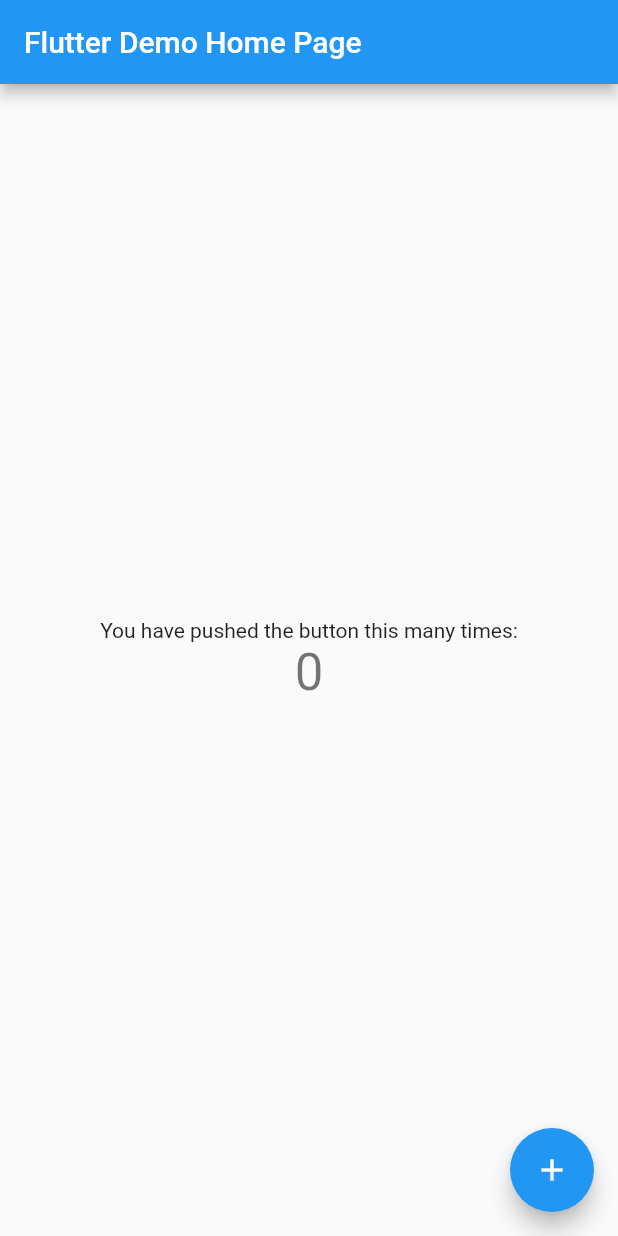
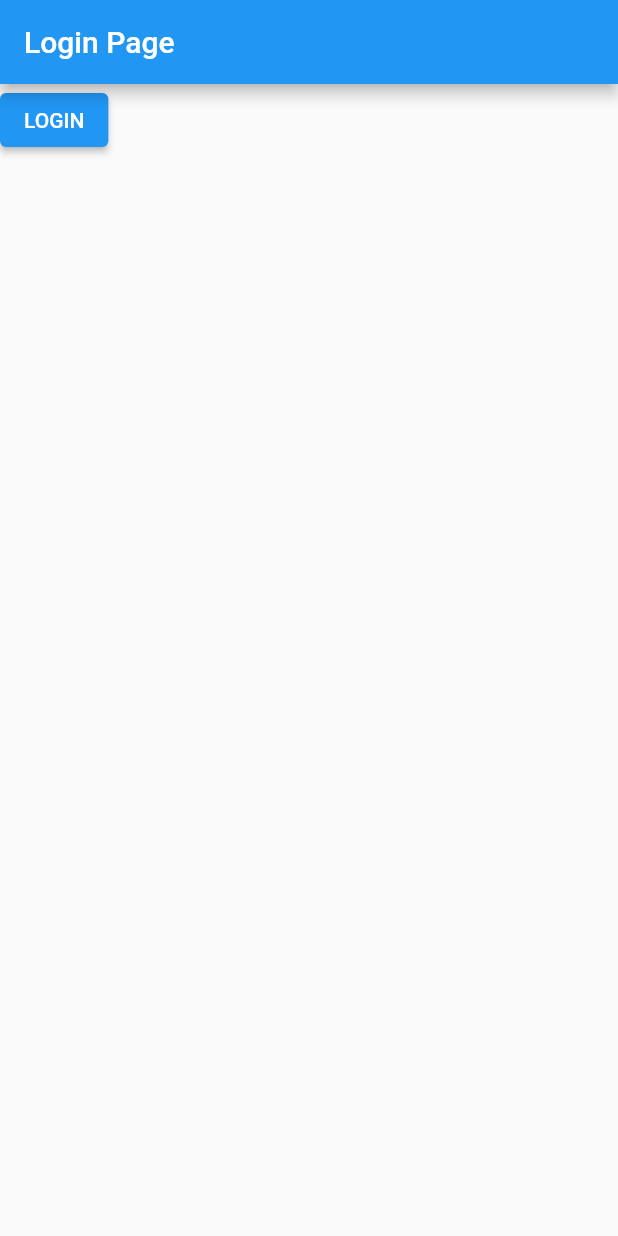
Before and after one commit to Bxnzz/miniworldapp, a Flutter app: the screen it shows after launch, on a phone screen of 412 x 824 dp. Run offline on Flutter 3.47's test engine with Material 2 defaults, Android fonts, the phone set to English and light mode, and no system bars; our stand-ins replace dio, retrofit; generated files the repository leaves out were written again.

Commit message:
loginUpdate

```diff
--- a/lib/main.dart
+++ b/lib/main.dart
@@ -1,7 +1,15 @@
 import 'package:flutter/material.dart';
+import 'package:miniworldapp/page/loginpage.dart';
+import 'package:miniworldapp/service/provider/appdata.dart';
+import 'package:provider/provider.dart';
 
 void main() {
-  runApp(const MyApp());
+  runApp(MultiProvider(
+    providers: [
+      ChangeNotifierProvider(create: (context) => AppData(),
+      )
+    ],
+    child: const MyApp()));
 }
 
 class MyApp extends StatelessWidget {
@@ -13,103 +21,10 @@ class MyApp extends StatelessWidget {
     return MaterialApp(
       title: 'Flutter Demo',
       theme: ThemeData(
-        // This is the theme of your application.
-        //
-        // Try running your application with "flutter run". You'll see the
-        // application has a blue toolbar. Then, without quitting the app, try
-        // changing the primarySwatch below to Colors.green and then invoke
-        // "hot reload" (press "r" in the console where you ran "flutter run",
-        // or simply save your changes to "hot reload" in a Flutter IDE).
-        // Notice that the counter didn't reset back to zero; the application
-        // is not restarted.
+
         primarySwatch: Colors.blue,
       ),
-      home: const MyHomePage(title: 'Flutter Demo Home Page'),
+      home: const LoginPage(),
     );
   }
 }
-
-class MyHomePage extends StatefulWidget {
-  const MyHomePage({super.key, required this.title});
-
-  // This widget is the home page of your application. It is stateful, meaning
-  // that it has a State object (defined below) that contains fields that affect
-  // how it looks.
-
-  // This class is the configuration for the state. It holds the values (in this
-  // case the title) provided by the parent (in this case the App widget) and
-  // used by the build method of the State. Fields in a Widget subclass are
-  // always marked "final".
-
-  final String title;
-
-  @override
-  State<MyHomePage> createState() => _MyHomePageState();
-}
-
-class _MyHomePageState extends State<MyHomePage> {
-  int _counter = 0;
-
-  void _incrementCounter() {
-    setState(() {
-      // This call to setState tells the Flutter framework that something has
-      // changed in this State, which causes it to rerun the build method below
-      // so that the display can reflect the updated values. If we changed
-      // _counter without calling setState(), then the build method would not be
-      // called again, and so nothing would appear to happen.
-      _counter++;
-    });
-  }
-
-  @override
-  Widget build(BuildContext context) {
-    // This method is rerun every time setState is called, for instance as done
-    // by the _incrementCounter method above.
-    //
-    // The Flutter framework has been optimized to make rerunning build methods
-    // fast, so that you can just rebuild anything that needs updating rather
-    // than having to individually change instances of widgets.
-    return Scaffold(
-      appBar: AppBar(
-        // Here we take the value from the MyHomePage object that was created by
-        // the App.build method, and use it to set our appbar title.
-        title: Text(widget.title),
-      ),
-      body: Center(
-        // Center is a layout widget. It takes a single child and positions it
-        // in the middle of the parent.
-        child: Column(
-          // Column is also a layout widget. It takes a list of children and
-          // arranges them vertically. By default, it sizes itself to fit its
-          // children horizontally, and tries to be as tall as its parent.
-          //
-          // Invoke "debug painting" (press "p" in the console, choose the
-          // "Toggle Debug Paint" action from the Flutter Inspector in Android
-          // Studio, or the "Toggle Debug Paint" command in Visual Studio Code)
-          // to see the wireframe for each widget.
-          //
-          // Column has various properties to control how it sizes itself and
-          // how it positions its children. Here we use mainAxisAlignment to
-          // center the children vertically; the main axis here is the vertical
-          // axis because Columns are vertical (the cross axis would be
-          // horizontal).
-          mainAxisAlignment: MainAxisAlignment.center,
-          children: <Widget>[
-            const Text(
-              'You have pushed the button this many times:',
-            ),
-            Text(
-              '$_counter',
-              style: Theme.of(context).textTheme.headline4,
-            ),
-          ],
-        ),
-      ),
-      floatingActionButton: FloatingActionButton(
-        onPressed: _incrementCounter,
-        tooltip: 'Increment',
-        child: const Icon(Icons.add),
-      ), // This trailing comma makes auto-formatting nicer for build methods.
-    );
-  }
-}
--- /dev/null
+++ b/lib/model/DTO/loginDTO.dart
@@ -0,0 +1,30 @@
+// To parse this JSON data, do
+//
+//     final loginDto = loginDtoFromJson(jsonString);
+
+import 'package:meta/meta.dart';
+import 'dart:convert';
+
+List<LoginDto> loginDtoFromJson(String str) => List<LoginDto>.from(json.decode(str).map((x) => LoginDto.fromJson(x)));
+
+String loginDtoToJson(List<LoginDto> data) => json.encode(List<dynamic>.from(data.map((x) => x.toJson())));
+
+class LoginDto {
+    LoginDto({
+        required this.email,
+        required this.password,
+    });
+
+    String email;
+    String password;
+
+    factory LoginDto.fromJson(Map<String, dynamic> json) => LoginDto(
+        email: json["email"],
+        password: json["password"],
+    );
+
+    Map<String, dynamic> toJson() => {
+        "email": email,
+        "password": password,
+    };
+}
--- /dev/null
+++ b/lib/model/login.dart
@@ -0,0 +1,54 @@
+// To parse this JSON data, do
+//
+//     final login = loginFromJson(jsonString);
+
+import 'package:meta/meta.dart';
+import 'dart:convert';
+
+List<Login> loginFromJson(String str) => List<Login>.from(json.decode(str).map((x) => Login.fromJson(x)));
+
+String loginToJson(List<Login> data) => json.encode(List<dynamic>.from(data.map((x) => x.toJson())));
+
+class Login {
+    Login({
+        required this.userId,
+        required this.userName,
+        required this.userMail,
+        required this.userPassword,
+        required this.userFullname,
+        required this.userImage,
+        required this.userDiscription,
+        required this.userFacebookId,
+    });
+
+    int userId;
+    String userName;
+    String userMail;
+    String userPassword;
+    String userFullname;
+    String userImage;
+    String userDiscription;
+    String userFacebookId;
+
+    factory Login.fromJson(Map<String, dynamic> json) => Login(
+        userId: json["UserID"],
+        userName: json["UserName"],
+        userMail: json["UserMail"],
+        userPassword: json["UserPassword"],
+        userFullname: json["UserFullname"],
+        userImage: json["UserImage"],
+        userDiscription: json["UserDiscription"],
+        userFacebookId: json["UserFacebookID"],
+    );
+
+    Map<String, dynamic> toJson() => {
+        "UserID": userId,
+        "UserName": userName,
+        "UserMail": userMail,
+        "UserPassword": userPassword,
+        "UserFullname": userFullname,
+        "UserImage": userImage,
+        "UserDiscription": userDiscription,
+        "UserFacebookID": userFacebookId,
+    };
+}
--- /dev/null
+++ b/lib/page/loginpage.dart
@@ -0,0 +1,75 @@
+import 'dart:convert';
+import 'dart:developer';
+// import 'dart:html';
+
+import 'package:dio/dio.dart';
+import 'package:flutter/material.dart';
+import 'package:miniworldapp/model/DTO/loginDTO.dart';
+import 'package:miniworldapp/model/login.dart';
+import 'package:provider/provider.dart';
+
+import '../service/login.dart';
+import '../service/provider/appdata.dart';
+import 'package:http/http.dart' as http;
+
+
+class LoginPage extends StatefulWidget {
+  const LoginPage({super.key});
+
+  @override
+  State<LoginPage> createState() => _LoginPageState();
+}
+
+class _LoginPageState extends State<LoginPage> {
+  // 1. กำหนดตัวแปร
+  List<Login> logins = [];
+  List<LoginDto> loginDTOs = [];
+  late Future<void> loadDataMethod;
+  late LoginService loginService;
+
+  // 2. สร้าง initState เพื่อสร้าง object ของ service
+  // และ async method ที่จะใช้กับ FutureBuilder
+  @override
+  void initState() {
+    super.initState();
+  // 2.1 object ของ service โดยต้องส่ง baseUrl (จาก provider) เข้าไปด้วย
+    loginService =
+        LoginService(Dio(), baseUrl: context.read<AppData>().baseurl);
+  // 2.2 async method
+  //  loadDataMethod = addData(logins);
+  }
+
+  @override
+  Widget build(BuildContext context) {
+    return Scaffold(
+      appBar: AppBar(
+        title: const Text('Login Page'),
+      ),
+  // 3. เรียก service ในรูปแบบของ FutureBuilder (หรือจะไม่ใช้ก็ได้ แค่ตัวอย่างให้ดูเฉยๆ)
+      body: Column(
+        children: [
+          ElevatedButton(onPressed: () //async
+          {
+           var user = {
+          "email" : "jame123@gmail.com",
+          "password" :"jame1234"
+          };
+          LoginDto login = LoginDto.fromJson(user);
+           addData(login);
+
+          },
+           child: Text('LOGIN')),
+
+        ],
+      )
+    );
+  }
+  // 4. Async method ที่เรียก service เมื่อได้ข้อมูลก็เอาไปเก็บไว้ที่ destinations ที่ประกาศไว้ด้านบนเป็น List
+  Future<void> addData(LoginDto login) async {
+   var result =
+    await http.post(Uri.parse('http://202.28.34.197:9131/user/login'),
+    body: jsonEncode(login),
+    headers:{'Content-Type': 'application/json; charset=UTF-8'});
+    log(result.body);
+  }
+}
--- /dev/null
+++ b/lib/service/login.dart
@@ -0,0 +1,13 @@
+import 'package:retrofit/retrofit.dart';
+import 'package:dio/dio.dart';
+import 'package:miniworldapp/model/login.dart';
+
+part 'login.g.dart';
+
+@RestApi()
+abstract class LoginService {
+  factory LoginService(Dio dio, {String baseUrl}) = _LoginService;
+
+  @GET("/login")
+  Future<List<Login>> getlogins();
+}
--- /dev/null
+++ b/lib/service/provider/appdata.dart
@@ -0,0 +1,6 @@
+import 'package:flutter/material.dart';
+
+class AppData with ChangeNotifier {
+  //Api baseurl
+  String baseurl = "http://202.28.34.197:9131/user/login";
+}
```
Also changed, not shown: pubspec.yaml (+9 -0 lines), lib/service/login.g.dart (added), pubspec.lock, 1 other file.
